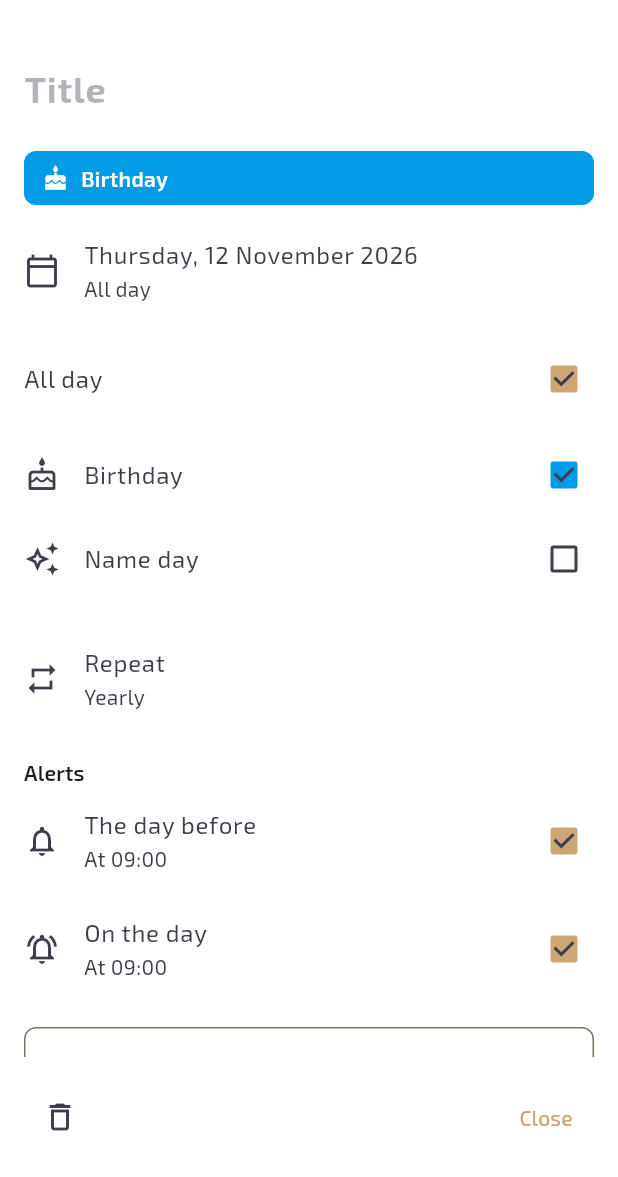
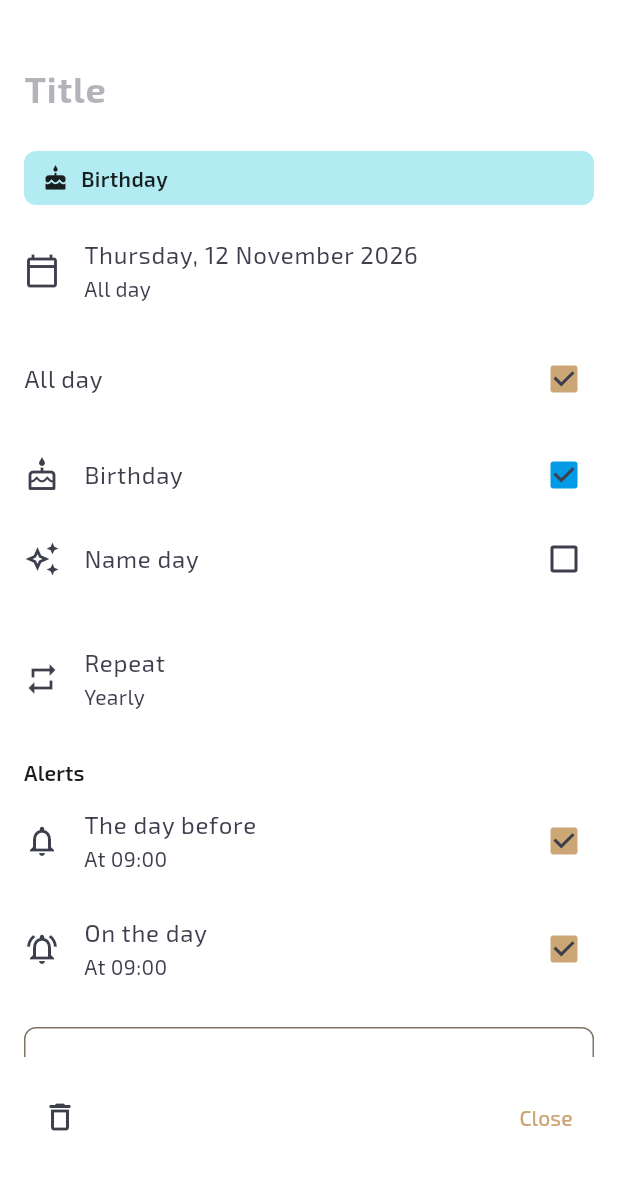
Before and after one commit to ndenicolais/Noteep, a Flutter app: the CalendarEventEditorScreen screen opened directly with empty values, after a tap on "All day", after a tap on "Birthday", on a phone screen of 412 x 824 dp, the part 59-1236 px from its top. Run offline on Flutter 3.47's test engine with Material 3 defaults, Android fonts, the phone set to English and light mode, and no system bars; our stand-ins replace cloud_firestore, file_picker, firebase_auth, firebase_core, fl_chart, flutter_local_notifications and 10 more; missing offline and left inert: dart:html, home_widget, record; accounts and stored records are empty; generated files the repository leaves out were written again.

Commit message:
feat(calendar): color calendar cards with the note palette, pastel in light theme and deep tones in dark theme

```diff
--- a/lib/core/constants/changelog.dart
+++ b/lib/core/constants/changelog.dart
@@ -121,6 +121,7 @@ final List<ChangelogEntry> changelogEntries = [
       ChangelogItem(ChangeType.improved, (l) => l.changelog_v2_0_0_bullet_75),
       ChangelogItem(ChangeType.improved, (l) => l.changelog_v2_0_0_bullet_76),
       ChangelogItem(ChangeType.improved, (l) => l.changelog_v2_0_0_bullet_77),
+      ChangelogItem(ChangeType.improved, (l) => l.changelog_v2_0_0_bullet_78),
     ],
   ),
 ];
--- a/lib/l10n/app_en.arb
+++ b/lib/l10n/app_en.arb
@@ -592,6 +592,7 @@
   "changelog_v2_0_0_bullet_75": "When you create a new task you can now also set a date and time right away, add details and star it: with a time you get a reminder and the task shows up in the Calendar.",
   "changelog_v2_0_0_bullet_76": "Tasks and events are simpler: pick the day and, if you like, a time. With a time you get a notification at that time, without one you don't. All-day events alert on the day and/or the day before only if you choose so, at the time set in Settings. The separate reminder of tasks and events and the Reminders section are gone (notes keep their reminder). When you restore a backup, birthdays and name days without alerts get both.",
   "changelog_v2_0_0_bullet_77": "On the Tasks page tasks are split by day (Today, Tomorrow, then later dates, and finally those without a date), and each row shows the title, the first lines of the details and the notification time, if set.",
+  "changelog_v2_0_0_bullet_78": "Calendar cards now use softer colors, the same as notes: pastel tints in the light theme and deep tones in the dark theme, one for each kind (tasks, birthdays, name days, all-day events and timed events).",
   "infoPrivacyOpen": "Privacy policy",
   "privacyPolicyTitle": "Privacy policy",
   "privacyPolicyIntro": "Noteep is an app for notes, tasks and calendar. This policy explains which data it processes, why, and how you can control it. Noteep shows no ads, uses no analytics or tracking tools, and does not sell or hand over your data.",
--- a/lib/l10n/app_it.arb
+++ b/lib/l10n/app_it.arb
@@ -755,6 +755,7 @@
   "changelog_v2_0_0_bullet_75": "Quando crei un nuovo task ora puoi impostare subito anche data e ora, aggiungere i dettagli e metterlo tra gli speciali: con l'orario ricevi il promemoria e il task compare nel Calendario.",
   "changelog_v2_0_0_bullet_76": "Task ed eventi sono più semplici: scegli il giorno e, se vuoi, un orario. Con l'orario ricevi la notifica a quell'ora, senza orario no. Gli eventi di tutto il giorno avvisano il giorno stesso e/o il giorno prima solo se lo scegli, all'orario delle Impostazioni. Il promemoria separato di task ed eventi e la sezione Promemoria non ci sono più (le note mantengono il loro promemoria). Ripristinando un backup, compleanni e onomastici senza avvisi li ricevono entrambi.",
   "changelog_v2_0_0_bullet_77": "Nella pagina Task le attività sono divise per giorno (Oggi, Domani, poi le date successive, infine quelle senza data) e ogni riga mostra titolo, le prime righe dei dettagli e l'orario della notifica, se impostato.",
+  "changelog_v2_0_0_bullet_78": "Le schede del Calendario hanno colori più morbidi, gli stessi delle note: tinte pastello con il tema chiaro e tonalità profonde con il tema scuro, ognuna per tipo (task, compleanni, onomastici, eventi di tutto il giorno ed eventi con orario).",
   "infoPrivacyOpen": "Informativa sulla privacy",
   "privacyPolicyTitle": "Informativa sulla privacy",
   "privacyPolicyIntro": "Noteep è un'app per note, task e calendario. Questa informativa spiega quali dati tratta, perché e come puoi controllarli. Noteep non mostra pubblicità, non usa strumenti di analisi o di tracciamento e non vende né cede i tuoi dati.",
--- a/lib/l10n/app_localizations.dart
+++ b/lib/l10n/app_localizations.dart
@@ -3566,6 +3566,12 @@ abstract class AppLocalizations {
   /// **'Nella pagina Task le attività sono divise per giorno (Oggi, Domani, poi le date successive, infine quelle senza data) e ogni riga mostra titolo, le prime righe dei dettagli e l\'orario della notifica, se impostato.'**
   String get changelog_v2_0_0_bullet_77;
 
+  /// No description provided for @changelog_v2_0_0_bullet_78.
+  ///
+  /// In it, this message translates to:
+  /// **'Le schede del Calendario hanno colori più morbidi, gli stessi delle note: tinte pastello con il tema chiaro e tonalità profonde con il tema scuro, ognuna per tipo (task, compleanni, onomastici, eventi di tutto il giorno ed eventi con orario).'**
+  String get changelog_v2_0_0_bullet_78;
+
   /// No description provided for @infoPrivacyOpen.
   ///
   /// In it, this message translates to:
--- a/lib/l10n/app_localizations_en.dart
+++ b/lib/l10n/app_localizations_en.dart
@@ -1971,6 +1971,10 @@ class AppLocalizationsEn extends AppLocalizations {
       'On the Tasks page tasks are split by day (Today, Tomorrow, then later dates, and finally those without a date), and each row shows the title, the first lines of the details and the notification time, if set.';
 
   @override
+  String get changelog_v2_0_0_bullet_78 =>
+      'Calendar cards now use softer colors, the same as notes: pastel tints in the light theme and deep tones in the dark theme, one for each kind (tasks, birthdays, name days, all-day events and timed events).';
+
+  @override
   String get infoPrivacyOpen => 'Privacy policy';
 
   @override
--- a/lib/l10n/app_localizations_it.dart
+++ b/lib/l10n/app_localizations_it.dart
@@ -1981,6 +1981,10 @@ class AppLocalizationsIt extends AppLocalizations {
       'Nella pagina Task le attività sono divise per giorno (Oggi, Domani, poi le date successive, infine quelle senza data) e ogni riga mostra titolo, le prime righe dei dettagli e l\'orario della notifica, se impostato.';
 
   @override
+  String get changelog_v2_0_0_bullet_78 =>
+      'Le schede del Calendario hanno colori più morbidi, gli stessi delle note: tinte pastello con il tema chiaro e tonalità profonde con il tema scuro, ognuna per tipo (task, compleanni, onomastici, eventi di tutto il giorno ed eventi con orario).';
+
+  @override
   String get infoPrivacyOpen => 'Informativa sulla privacy';
 
   @override
--- a/lib/screens/calendar/calendar_event_details_screen.dart
+++ b/lib/screens/calendar/calendar_event_details_screen.dart
@@ -124,7 +124,7 @@ class _CalendarEventDetailsScreenState
                 height: 18,
                 margin: const EdgeInsets.only(top: 7, right: AppSpacing.lg),
                 decoration: BoxDecoration(
-                  color: style.background,
+                  color: style.accent,
                   borderRadius: BorderRadius.circular(4),
                 ),
               ),
@@ -144,7 +144,7 @@ class _CalendarEventDetailsScreenState
           if (event.isBirthday || event.isNameDay)
             DetailRow(
               icon: style.icon ?? Icons.event,
-              iconColor: style.background,
+              iconColor: style.accent,
               child: Text(
                 event.isBirthday ? l10n.calendarBirthday : l10n.calendarNameDay,
               ),
--- a/lib/screens/calendar/calendar_event_style.dart
+++ b/lib/screens/calendar/calendar_event_style.dart
@@ -10,6 +10,7 @@
 
 import 'package:flutter/material.dart';
 import '../../models/calendar_model.dart';
+import '../../theme/app_colors.dart';
 
 /// Colors and icon of a calendar entry, shared by every calendar view so the
 /// same kind of entry always looks the same (list cards, month and week chips).
@@ -17,12 +18,18 @@ class CalendarItemStyle {
   const CalendarItemStyle({
     required this.background,
     required this.foreground,
+    required this.accent,
     this.icon,
     this.isDone = false,
   });
 
+  /// Card fill, taken from the note swatches of the current theme.
   final Color background;
   final Color foreground;
+
+  /// Saturated tone of the same kind, for small markers and icons drawn on
+  /// the plain surface (where a pastel fill would be barely visible).
+  final Color accent;
   final IconData? icon;
 
   /// A completed task: shown faded and struck through.
@@ -32,7 +39,32 @@ class CalendarItemStyle {
 }
 
 final birthdayColor = Colors.lightBlue.shade600;
-final nameDayColor = Colors.lime.shade600;
+final nameDayColor = Colors.orange.shade700;
+
+/// Note swatches reused for calendar cards: a pastel fill in light theme and
+/// a deep tone in dark theme, so calendar entries look like the notes.
+typedef _Swatch = ({Color light, Color dark, Color accent});
+
+final _Swatch _taskSwatch = (
+  light: const Color(0xFFDCEDC8),
+  dark: const Color(0xFF1B5E20),
+  accent: Colors.green.shade600,
+);
+final _Swatch _birthdaySwatch = (
+  light: const Color(0xFFB2EBF2),
+  dark: const Color(0xFF1A237E),
+  accent: birthdayColor,
+);
+final _Swatch _nameDaySwatch = (
+  light: const Color(0xFFFFCCBC),
+  dark: const Color(0xFFBF360C),
+  accent: nameDayColor,
+);
+final _Swatch _allDaySwatch = (
+  light: const Color(0xFFE1BEE7),
+  dark: const Color(0xFF4A148C),
+  accent: Colors.deepPurple.shade300,
+);
 
 /// Tasks, birthdays, name days, all-day and timed events each get their own
 /// color.
@@ -40,28 +72,40 @@ CalendarItemStyle calendarItemStyle(
   CalendarEventModel item,
   ColorScheme colorScheme,
 ) {
+  final isDark = colorScheme.brightness == Brightness.dark;
   if (item is TaskCalendarEvent) {
     final done = item.task.isCompleted;
     return _style(
-      Colors.green.shade600.withValues(alpha: done ? 0.55 : 1),
+      _taskSwatch,
+      isDark,
       done ? Icons.check_circle : Icons.radio_button_unchecked,
       isDone: done,
     );
   }
-  if (item.isBirthday) return _style(birthdayColor, Icons.cake);
-  if (item.isNameDay) return _style(nameDayColor, Icons.auto_awesome);
-  if (item.isAllDay) return _style(Colors.deepPurple.shade300, null);
-  return _style(colorScheme.primary, null);
+  if (item.isBirthday) return _style(_birthdaySwatch, isDark, Icons.cake);
+  if (item.isNameDay) {
+    return _style(_nameDaySwatch, isDark, Icons.auto_awesome);
+  }
+  if (item.isAllDay) return _style(_allDaySwatch, isDark, null);
+  final _Swatch timed = (
+    light: const Color(0xFFFFF9C4),
+    dark: const Color(0xFF37474F),
+    accent: colorScheme.primary,
+  );
+  return _style(timed, isDark, null);
 }
 
-CalendarItemStyle _style(Color bg, IconData? icon, {bool isDone = false}) {
-  final opaque = bg.withValues(alpha: 1);
+CalendarItemStyle _style(
+  _Swatch swatch,
+  bool isDark,
+  IconData? icon, {
+  bool isDone = false,
+}) {
+  final opaque = isDark ? swatch.dark : swatch.light;
   return CalendarItemStyle(
-    background: bg,
-    foreground:
-        ThemeData.estimateBrightnessForColor(opaque) == Brightness.dark
-            ? Colors.white
-            : Colors.black87,
+    background: isDone ? opaque.withValues(alpha: 0.55) : opaque,
+    foreground: AppColors.contrastingTextColor(opaque),
+    accent: swatch.accent,
     icon: icon,
     isDone: isDone,
   );
```
Also changed, not shown: 1 other file.
